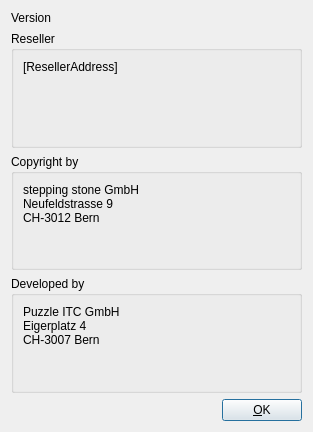
The window that src/gui/about_dialog.ui (stepping-stone/sepiola) describes before a commit, drawn with Qt 5.
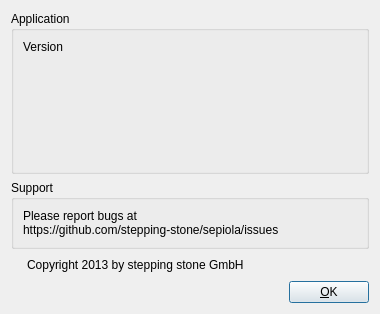
The same window after the commit. Icons and pictures are not drawn.

Commit message:
About dialog redesigned
* Removed images from copyright and development company
* Remove 'Developed by' since that information is of no interest to a
  user, interested developers have that information in the AUTHORS file
* Shortened 'Copyright by' line
* Use Sepiola logo if no reseller is set
* Display a link to the Github bug tracker in the vanilla version
  (branded versions will get a reseller-specific support-address)

Diff of the .ui file:
```diff
--- a/src/gui/about_dialog.ui
+++ b/src/gui/about_dialog.ui
@@ -4,12 +4,12 @@
   <property name="windowModality" >
    <enum>Qt::NonModal</enum>
   </property>
-  <property name="geometry" >
+  <property name="geometry">
    <rect>
     <x>0</x>
     <y>0</y>
-    <width>313</width>
-    <height>432</height>
+    <width>380</width>
+    <height>314</height>
    </rect>
   </property>
   <property name="sizePolicy" >
@@ -27,139 +27,78 @@
   <property name="modal" >
    <bool>true</bool>
   </property>
-  <layout class="QGridLayout" >
-   <item row="0" column="0" >
-    <widget class="QLabel" name="labelVersion" >
-     <property name="text" >
-      <string>Version</string>
+  <layout class="QGridLayout">
+   <item row="0" column="0" colspan="3">
+    <widget class="QGroupBox" name="groupBox1">
+     <property name="sizePolicy">
+      <sizepolicy hsizetype="Expanding" vsizetype="Preferred">
+       <horstretch>0</horstretch>
+       <verstretch>0</verstretch>
+      </sizepolicy>
      </property>
-    </widget>
-   </item>
-   <item row="1" column="0" colspan="2" >
-    <widget class="QGroupBox" name="groupBox1" >
-     <property name="title" >
-      <string>Reseller</string>
+     <property name="minimumSize">
+      <size>
+       <width>0</width>
+       <height>0</height>
+      </size>
      </property>
-     <property name="checked" >
+     <property name="title">
+      <string>Application</string>
+     </property>
+     <property name="checked">
       <bool>false</bool>
      </property>
-     <layout class="QGridLayout" >
-      <item row="0" column="0" >
-       <widget class="QLabel" name="labelReseller" >
-        <property name="sizePolicy" >
-         <sizepolicy vsizetype="Expanding" hsizetype="Expanding" >
+     <layout class="QGridLayout">
+      <item row="0" column="0">
+       <widget class="QLabel" name="labelVersion">
+        <property name="sizePolicy">
+         <sizepolicy hsizetype="Expanding" vsizetype="Expanding">
           <horstretch>0</horstretch>
           <verstretch>0</verstretch>
          </sizepolicy>
         </property>
-        <property name="text" >
-         <string>[ResellerAddress]</string>
+        <property name="minimumSize">
+         <size>
+          <width>0</width>
+          <height>0</height>
+         </size>
         </property>
-        <property name="alignment" >
-         <set>Qt::AlignLeading|Qt::AlignLeft|Qt::AlignTop</set>
+        <property name="text">
+         <string>Version</string>
         </property>
-       </widget>
-      </item>
-      <item row="0" column="1" >
-       <widget class="QLabel" name="imgReseller" >
-        <property name="pixmap" >
-         <pixmap resource="resources/logo_reseller.qrc" >:/main/logo_reseller.png</pixmap>
-        </property>
-       </widget>
-      </item>
-     </layout>
-    </widget>
-   </item>
-   <item row="2" column="0" colspan="2" >
-    <widget class="QGroupBox" name="groupBox2" >
-     <property name="title" >
-      <string>Copyright by</string>
-     </property>
-     <layout class="QGridLayout" >
-      <item row="0" column="0" >
-       <widget class="QLabel" name="labelSteppingStone" >
-        <property name="sizePolicy" >
-         <sizepolicy vsizetype="Expanding" hsizetype="Expanding" >
-          <horstretch>0</horstretch>
-          <verstretch>0</verstretch>
-         </sizepolicy>
-        </property>
-        <property name="text" >
-         <string>stepping stone GmbH&#xd;
-Neufeldstrasse 9&#xd;
-CH-3012 Bern</string>
-        </property>
-        <property name="alignment" >
+        <property name="alignment">
          <set>Qt::AlignLeading|Qt::AlignLeft|Qt::AlignTop</set>
         </property>
        </widget>
       </item>
-      <item row="0" column="1" >
-       <widget class="QLabel" name="imgSteppingStone" >
-        <property name="text" >
-         <string/>
-        </property>
-        <property name="pixmap" >
-         <pixmap resource="resources/screen.qrc" >:/main/logo_stepping_stone.png</pixmap>
-        </property>
-       </widget>
-      </item>
-     </layout>
-    </widget>
-   </item>
-   <item row="3" column="0" colspan="2" >
-    <widget class="QGroupBox" name="groupBox3" >
-     <property name="title" >
-      <string>Developed by</string>
-     </property>
-     <layout class="QGridLayout" >
-      <item row="0" column="0" >
-       <widget class="QLabel" name="labelPuzzleITC" >
-        <property name="sizePolicy" >
-         <sizepolicy vsizetype="Expanding" hsizetype="Expanding" >
+      <item row="0" column="1">
+       <widget class="QLabel" name="imgReseller">
+        <property name="sizePolicy">
+         <sizepolicy hsizetype="Expanding" vsizetype="Expanding">
           <horstretch>0</horstretch>
           <verstretch>0</verstretch>
          </sizepolicy>
         </property>
-        <property name="text" >
-         <string>Puzzle ITC GmbH&#xd;
-Eigerplatz 4&#xd;
-CH-3007 Bern</string>
+        <property name="pixmap">
+         <pixmap resource="resources/screen.qrc">:/main/icon.png</pixmap>
         </property>
-        <property name="alignment" >
-         <set>Qt::AlignLeading|Qt::AlignLeft|Qt::AlignTop</set>
+        <property name="alignment">
+         <set>Qt::AlignCenter</set>
         </property>
        </widget>
       </item>
-      <item row="0" column="1" >
-       <widget class="QLabel" name="imgPuzzleITC" >
-        <property name="text" >
-         <string/>
-        </property>
-        <property name="pixmap" >
-         <pixmap resource="resources/screen.qrc" >:/main/logo_puzzle.png</pixmap>
-        </property>
-       </widget>
-      </item>
      </layout>
     </widget>
    </item>
-   <item row="4" column="0" >
-    <spacer>
-     <property name="orientation" >
-      <enum>Qt::Horizontal</enum>
+   <item row="5" column="2">
+    <widget class="QPushButton" name="btnOk">
+     <property name="sizePolicy">
+      <sizepolicy hsizetype="Minimum" vsizetype="Fixed">
+       <horstretch>0</horstretch>
+       <verstretch>0</verstretch>
+      </sizepolicy>
      </property>
-     <property name="sizeHint" stdset="0" >
-      <size>
-       <width>161</width>
-       <height>20</height>
-      </size>
-     </property>
-    </spacer>
-   </item>
-   <item row="4" column="1" >
-    <widget class="QPushButton" name="btnOk" >
-     <property name="text" >
+     <property name="text">
       <string>&amp;OK</string>
      </property>
      <property name="icon" >
@@ -169,6 +108,81 @@
      </property>
     </widget>
    </item>
+   <item row="5" column="0">
+    <spacer>
+     <property name="orientation">
+      <enum>Qt::Horizontal</enum>
+     </property>
+     <property name="sizeType">
+      <enum>QSizePolicy::Fixed</enum>
+     </property>
+     <property name="sizeHint" stdset="0">
+      <size>
+       <width>10</width>
+       <height>20</height>
+      </size>
+     </property>
+    </spacer>
+   </item>
+   <item row="2" column="0" colspan="3">
+    <widget class="QGroupBox" name="groupBox">
+     <property name="title">
+      <string>Support</string>
+     </property>
+     <layout class="QGridLayout" name="gridLayout">
+      <item row="0" column="0">
+       <widget class="QLabel" name="labelSupport">
+        <property name="text">
+         <string>Please report bugs at
+https://github.com/stepping-stone/sepiola/issues</string>
+        </property>
+       </widget>
+      </item>
+     </layout>
+    </widget>
+   </item>
+   <item row="4" column="0">
+    <spacer name="horizontalSpacer">
+     <property name="orientation">
+      <enum>Qt::Horizontal</enum>
+     </property>
+     <property name="sizeType">
+      <enum>QSizePolicy::Fixed</enum>
+     </property>
+     <property name="sizeHint" stdset="0">
+      <size>
+       <width>10</width>
+       <height>20</height>
+      </size>
+     </property>
+    </spacer>
+   </item>
+   <item row="5" column="1">
+    <spacer name="horizontalSpacer_2">
+     <property name="orientation">
+      <enum>Qt::Horizontal</enum>
+     </property>
+     <property name="sizeHint" stdset="0">
+      <size>
+       <width>40</width>
+       <height>20</height>
+      </size>
+     </property>
+    </spacer>
+   </item>
+   <item row="4" column="1" colspan="2">
+    <widget class="QLabel" name="label">
+     <property name="sizePolicy">
+      <sizepolicy hsizetype="Expanding" vsizetype="Fixed">
+       <horstretch>0</horstretch>
+       <verstretch>0</verstretch>
+      </sizepolicy>
+     </property>
+     <property name="text">
+      <string>Copyright 2013 by stepping stone GmbH</string>
+     </property>
+    </widget>
+   </item>
   </layout>
  </widget>
  <resources>
```
Left out of the diff: 27 changed lines with no effect on the pictures. The commit also changes 1 other file.
